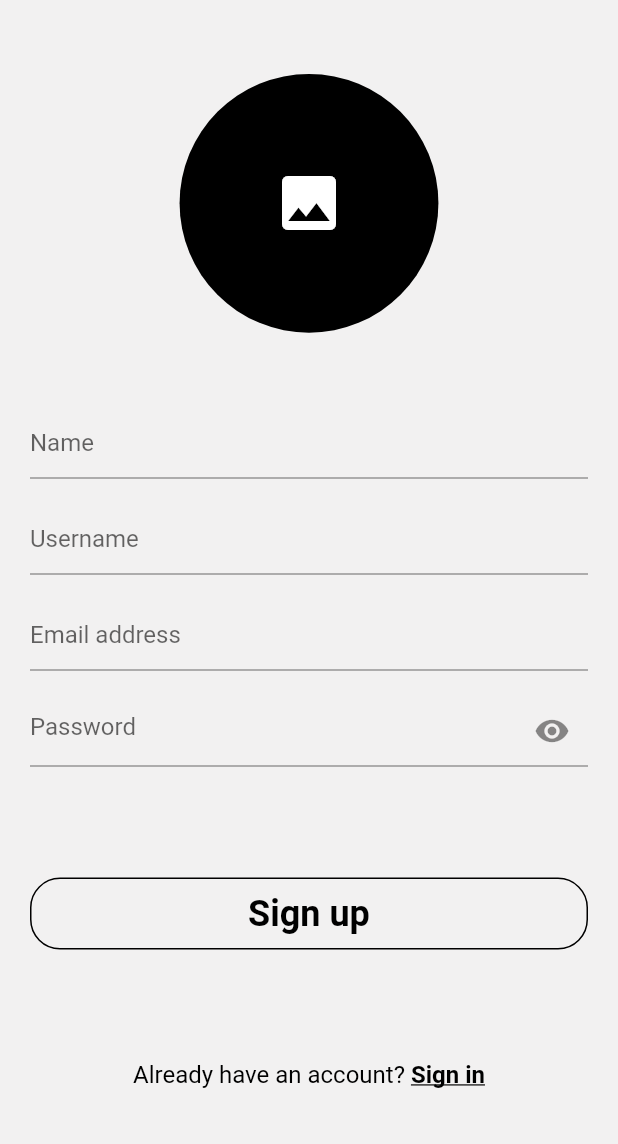
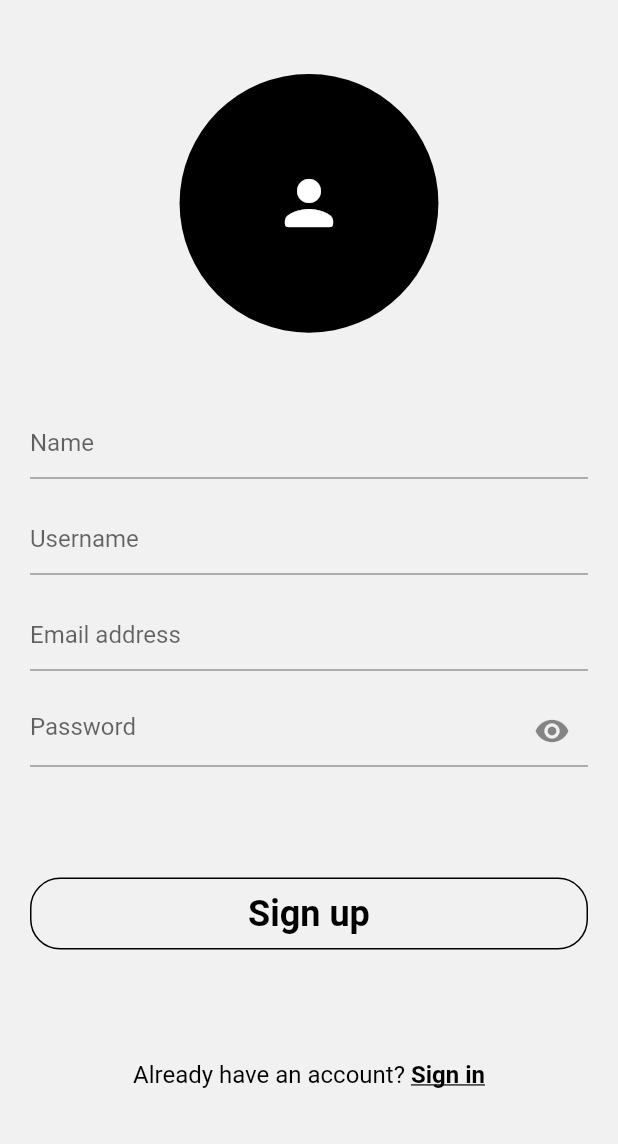
Before and after one commit to lutzzdias/quote_void, a Flutter app: the SignUpScreen screen opened by its route, on a phone screen of 412 x 824 dp, the part 92-1236 px from its top. Run offline on Flutter 3.47's test engine with Material 2 defaults, Android fonts, the phone set to English and light mode, and no system bars; our stand-ins replace go_router.

```diff
--- a/lib/src/features/authentication/presentation/sign_up/sign_up_screen.dart
+++ b/lib/src/features/authentication/presentation/sign_up/sign_up_screen.dart
@@ -27,14 +27,17 @@ class SignUpScreen extends StatelessWidget {
           const Spacer(
             flex: 10,
           ),
-          const Expanded(
+          Expanded(
             flex: 35,
-            child: CircleAvatar(
-              backgroundColor: AppColors.black,
-              child: Icon(
-                Icons.image,
-                color: AppColors.white,
-                size: Sizes.p48,
+            child: GestureDetector(
+              onTap: () => debugPrint('Click on avatar placeholder'),
+              child: const CircleAvatar(
+                backgroundColor: AppColors.black,
+                child: Icon(
+                  Icons.person_rounded,
+                  color: AppColors.white,
+                  size: Sizes.p48,
+                ),
               ),
             ),
           ),
```
